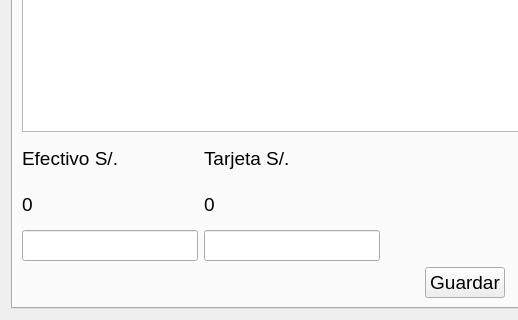
This is venta/uiventas.ui in rodety/Jireh as Qt 5 draws it before an edit; both pictures show x 0 to 518 and y 317 to 637 of the 929 by 637 pixel window. The edited form follows.
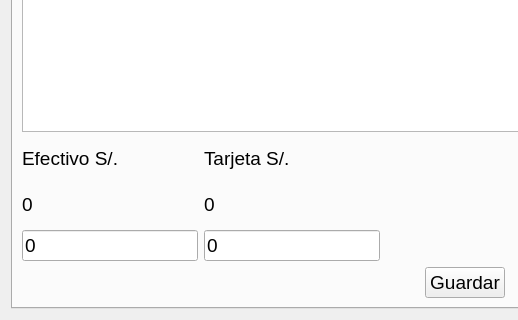
This is the edited form. The open tabs and pages were chosen to show the change. Icons and pictures are not drawn. Custom widgets are drawn as their Qt base class.

```diff
--- a/venta/uiventas.ui
+++ b/venta/uiventas.ui
@@ -751,7 +751,7 @@
                 </font>
                </property>
                <property name="text">
-                <string/>
+                <string>0</string>
                </property>
               </widget>
              </item>
@@ -763,7 +763,7 @@
                 </font>
                </property>
                <property name="text">
-                <string/>
+                <string>0</string>
                </property>
               </widget>
              </item>
```
Left out of the diff: 4 changed lines with no effect on the pictures.
